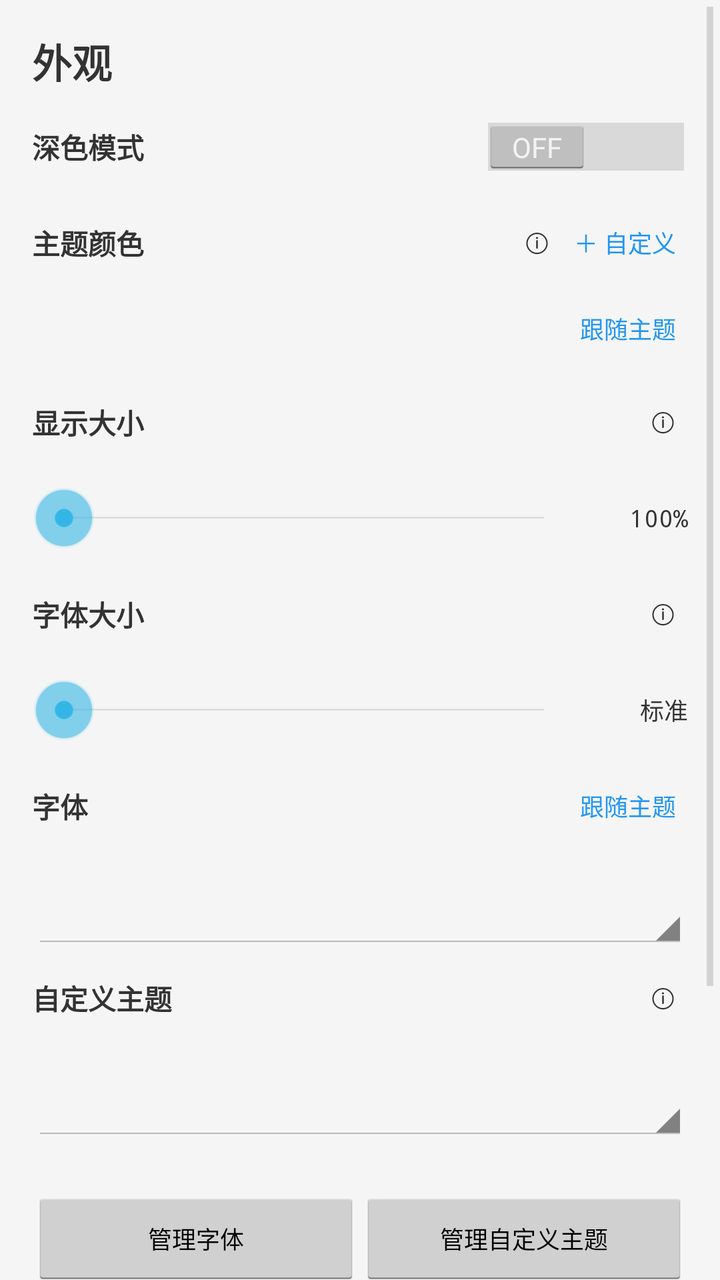
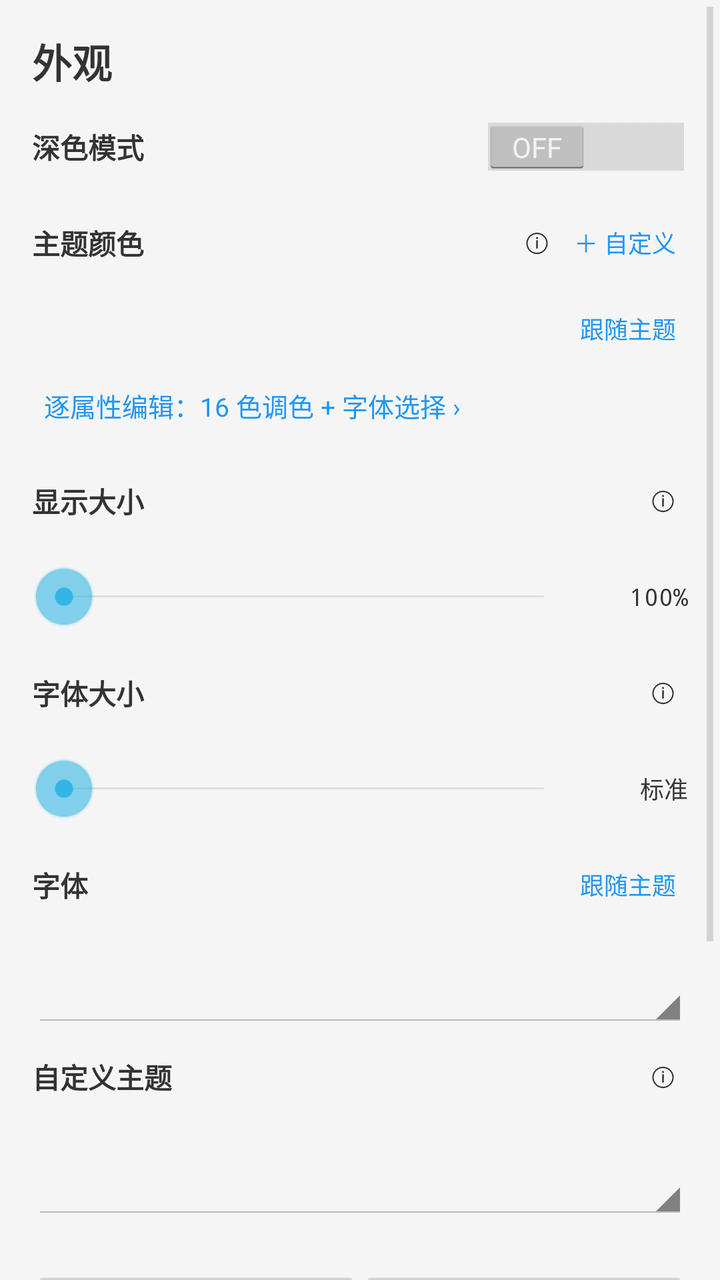

Screens rendered from an Android XML layout before and after an edit, with the pre-edit source and the edit as a unified diff.
<!-- AndroidManifest.xml: application theme AppTheme -->
<!-- res/layout/activity_appearance.xml -->
<?xml version="1.0" encoding="utf-8"?>
<ScrollView xmlns:android="http://schemas.android.com/apk/res/android"
    android:layout_width="match_parent"
    android:layout_height="match_parent"
    android:background="@color/background"
    android:fillViewport="true">

    <LinearLayout
        android:orientation="vertical"
        android:layout_width="match_parent"
        android:layout_height="wrap_content"
        android:padding="16dp">

        <TextView
            android:id="@+id/appearance_title"
            android:textSize="20sp"
            android:textStyle="bold"
            android:textColor="@color/text_primary"
            android:layout_width="match_parent"
            android:layout_height="wrap_content"
            android:layout_marginBottom="4dp"
            android:text="外观" />

        
        <TextView
            android:id="@+id/appearance_status"
            android:textSize="12sp"
            android:textColor="#E67E22"
            android:layout_width="match_parent"
            android:layout_height="wrap_content"
            android:layout_marginBottom="8dp"
            android:visibility="gone"
            android:text="" />

        
        <LinearLayout
            android:orientation="horizontal"
            android:gravity="center_vertical"
            android:layout_width="match_parent"
            android:layout_height="wrap_content"
            android:minHeight="48dp">
            <TextView
                android:textSize="14sp"
                android:textStyle="bold"
                android:textColor="@color/text_primary"
                android:layout_width="0dp"
                android:layout_height="wrap_content"
                android:layout_weight="1"
                android:text="深色模式" />
            <Switch
                android:id="@+id/dark_switch"
                android:layout_width="wrap_content"
                android:layout_height="wrap_content" />
        </LinearLayout>

        
        <LinearLayout
            android:orientation="horizontal"
            android:gravity="center_vertical"
            android:layout_width="match_parent"
            android:layout_height="wrap_content"
            android:minHeight="48dp">
            <TextView
                android:textSize="14sp"
                android:textStyle="bold"
                android:textColor="@color/text_primary"
                android:layout_width="0dp"
                android:layout_height="wrap_content"
                android:layout_weight="1"
                android:text="主题颜色" />
            <TextView
                android:id="@+id/color_info"
                android:textSize="13sp"
                android:clickable="true"
                android:background="?android:attr/selectableItemBackground"
                android:padding="6dp"
                android:layout_width="wrap_content"
                android:layout_height="wrap_content"
                android:tag="主题颜色会作为主色应用到 ActionBar 与消息界面。自定义取色可指定任意颜色；选中内置色或自定义色都会记为「显式覆盖」，优先于主题默认值。"
                android:text="ⓘ" />
            <TextView
                android:id="@+id/color_custom"
                android:textSize="12sp"
                android:textColor="@color/primary"
                android:clickable="true"
                android:background="?android:attr/selectableItemBackground"
                android:padding="6dp"
                android:singleLine="true"
                android:layout_width="wrap_content"
                android:layout_height="wrap_content"
                android:text="＋ 自定义" />
        </LinearLayout>

        <LinearLayout
            android:id="@+id/color_grid"
            android:orientation="vertical"
            android:layout_width="match_parent"
            android:layout_height="wrap_content"
            android:layout_marginBottom="4dp" />

        <LinearLayout
            android:orientation="horizontal"
            android:gravity="center_vertical"
            android:layout_width="match_parent"
            android:layout_height="wrap_content"
            android:layout_marginBottom="8dp">
            <TextView
                android:id="@+id/color_selected"
                android:textSize="12sp"
                android:textColor="@color/text_secondary"
                android:layout_width="0dp"
                android:layout_height="wrap_content"
                android:layout_weight="1"
                android:singleLine="true"
                android:ellipsize="end"
                android:text="" />
            <TextView
                android:id="@+id/color_follow"
                android:textSize="12sp"
                android:textColor="@color/primary"
                android:clickable="true"
                android:background="?android:attr/selectableItemBackground"
                android:padding="6dp"
                android:singleLine="true"
                android:layout_width="wrap_content"
                android:layout_height="wrap_content"
                android:text="跟随主题" />
        </LinearLayout>

        
        <LinearLayout
            android:orientation="horizontal"
            android:gravity="center_vertical"
            android:layout_width="match_parent"
            android:layout_height="wrap_content"
            android:minHeight="48dp">
            <TextView
                android:textSize="14sp"
                android:textStyle="bold"
                android:textColor="@color/text_primary"
                android:layout_width="0dp"
                android:layout_height="wrap_content"
                android:layout_weight="1"
                android:text="显示大小" />
            <TextView
                android:id="@+id/scale_info"
                android:textSize="13sp"
                android:clickable="true"
                android:background="?android:attr/selectableItemBackground"
                android:padding="6dp"
                android:layout_width="wrap_content"
                android:layout_height="wrap_content"
                android:tag="只缩放文字，不改变按钮与布局尺寸。50%~250% 是给移植到其他 DPI 设备用的适配旋钮，本设备已按屏幕适配，默认 100% 无需修改。主题不覆盖此项。"
                android:text="ⓘ" />
        </LinearLayout>

        <LinearLayout
            android:orientation="horizontal"
            android:gravity="center_vertical"
            android:layout_width="match_parent"
            android:layout_height="wrap_content"
            android:minHeight="48dp">
            <SeekBar
                android:id="@+id/scale_seek"
                android:layout_width="0dp"
                android:layout_height="wrap_content"
                android:layout_weight="1"
                android:max="200" />
            <TextView
                android:id="@+id/scale_value"
                android:textSize="12sp"
                android:textColor="@color/text_primary"
                android:gravity="right"
                android:typeface="monospace"
                android:singleLine="true"
                android:layout_width="56dp"
                android:layout_height="wrap_content"
                android:text="100%" />
        </LinearLayout>

        <TextView
            android:id="@+id/scale_warning"
            android:textSize="12sp"
            android:textColor="#C62828"
            android:layout_width="match_parent"
            android:layout_height="wrap_content"
            android:visibility="gone"
            android:text="当前倍率下部分长文字会换行或省略" />

        <Button
            android:id="@+id/scale_preview"
            android:textSize="12sp"
            android:layout_width="match_parent"
            android:layout_height="wrap_content"
            android:visibility="gone"
            android:text="预览效果" />

        
        <LinearLayout
            android:orientation="horizontal"
            android:gravity="center_vertical"
            android:layout_width="match_parent"
            android:layout_height="wrap_content"
            android:minHeight="48dp">
            <TextView
                android:textSize="14sp"
                android:textStyle="bold"
                android:textColor="@color/text_primary"
                android:layout_width="0dp"
                android:layout_height="wrap_content"
                android:layout_weight="1"
                android:text="字体大小" />
            <TextView
                android:id="@+id/font_size_info"
                android:textSize="13sp"
                android:clickable="true"
                android:background="?android:attr/selectableItemBackground"
                android:padding="6dp"
                android:layout_width="wrap_content"
                android:layout_height="wrap_content"
                android:tag="界面文字的 5 档微调，独立于「显示大小」。显示大小是整体倍率，字体大小是在此基础上再叠加的档位；两者都只作用于原生界面文字，消息页文字只跟随显示大小。"
                android:text="ⓘ" />
        </LinearLayout>

        <LinearLayout
            android:orientation="horizontal"
            android:gravity="center_vertical"
            android:layout_width="match_parent"
            android:layout_height="wrap_content"
            android:minHeight="48dp">
            <SeekBar
                android:id="@+id/font_step_seek"
                android:layout_width="0dp"
                android:layout_height="wrap_content"
                android:layout_weight="1"
                android:max="4" />
            <TextView
                android:id="@+id/font_step_value"
                android:textSize="12sp"
                android:textColor="@color/text_primary"
                android:gravity="right"
                android:singleLine="true"
                android:layout_width="56dp"
                android:layout_height="wrap_content"
                android:text="标准" />
        </LinearLayout>

        
        <LinearLayout
            android:orientation="horizontal"
            android:gravity="center_vertical"
            android:layout_width="match_parent"
            android:layout_height="wrap_content"
            android:minHeight="48dp">
            <TextView
                android:textSize="14sp"
                android:textStyle="bold"
                android:textColor="@color/text_primary"
                android:layout_width="0dp"
                android:layout_height="wrap_content"
                android:layout_weight="1"
                android:text="字体" />
            <TextView
                android:id="@+id/font_follow"
                android:textSize="12sp"
                android:textColor="@color/primary"
                android:clickable="true"
                android:background="?android:attr/selectableItemBackground"
                android:padding="6dp"
                android:singleLine="true"
                android:layout_width="wrap_content"
                android:layout_height="wrap_content"
                android:text="跟随主题" />
        </LinearLayout>

        <Spinner
            android:id="@+id/font_spinner"
            android:layout_width="match_parent"
            android:layout_height="wrap_content"
            android:minHeight="48dp" />

        
        <LinearLayout
            android:orientation="horizontal"
            android:gravity="center_vertical"
            android:layout_width="match_parent"
            android:layout_height="wrap_content"
            android:minHeight="48dp">
            <TextView
                android:textSize="14sp"
                android:textStyle="bold"
                android:textColor="@color/text_primary"
                android:layout_width="0dp"
                android:layout_height="wrap_content"
                android:layout_weight="1"
                android:text="自定义主题" />
            <TextView
                android:id="@+id/theme_info"
                android:textSize="13sp"
                android:clickable="true"
                android:background="?android:attr/selectableItemBackground"
                android:padding="6dp"
                android:layout_width="wrap_content"
                android:layout_height="wrap_content"
                android:tag="覆盖优先级：你手动改过的项 大于 自定义主题 大于 内置默认。选中主题只重置「跟随主题」的项，已手动改过的项会保留。每项旁的「跟随主题」可单项清除覆盖。"
                android:text="ⓘ" />
        </LinearLayout>

        <Spinner
            android:id="@+id/theme_spinner"
            android:layout_width="match_parent"
            android:layout_height="wrap_content"
            android:minHeight="48dp" />

        <TextView
            android:id="@+id/theme_meta"
            android:textSize="12sp"
            android:textColor="@color/text_secondary"
            android:layout_width="match_parent"
            android:layout_height="wrap_content"
            android:singleLine="true"
            android:ellipsize="end"
            android:text="" />

        <TextView
            android:id="@+id/theme_font_missing"
            android:textSize="12sp"
            android:textColor="#B26A00"
            android:layout_width="match_parent"
            android:layout_height="wrap_content"
            android:visibility="gone"
            android:text="字体缺失" />

        
        <LinearLayout
            android:orientation="horizontal"
            android:layout_width="match_parent"
            android:layout_height="wrap_content"
            android:layout_marginTop="8dp">
            <Button
                android:id="@+id/manage_fonts"
                android:textSize="12sp"
                android:singleLine="true"
                android:ellipsize="end"
                android:minWidth="0dp"
                android:padding="4dp"
                android:layout_width="0dp"
                android:layout_height="wrap_content"
                android:layout_weight="1"
                android:text="管理字体" />
            <Button
                android:id="@+id/manage_themes"
                android:textSize="12sp"
                android:singleLine="true"
                android:ellipsize="end"
                android:minWidth="0dp"
                android:padding="4dp"
                android:layout_width="0dp"
                android:layout_height="wrap_content"
                android:layout_weight="1"
                android:text="管理自定义主题" />
        </LinearLayout>

        <Button
            android:id="@+id/follow_all"
            android:textSize="12sp"
            android:layout_width="match_parent"
            android:layout_height="wrap_content"
            android:layout_marginTop="4dp"
            android:text="全部跟随主题" />

        <TextView
            android:id="@+id/save_info"
            android:textSize="12sp"
            android:textColor="@color/primary"
            android:clickable="true"
            android:background="?android:attr/selectableItemBackground"
            android:padding="6dp"
            android:layout_width="wrap_content"
            android:layout_height="wrap_content"
            android:tag="临时保存只在本次运行生效，应用被杀或重启后自动回到上次永久保存的外观；永久保存会写入配置文件，重启后仍然保留。两者都不删除已导入的字体与主题文件；重置只回到内置默认，仍需点永久保存才写盘。"
            android:text="ⓘ 临时与永久保存的区别" />

        
        <LinearLayout
            android:orientation="horizontal"
            android:layout_width="match_parent"
            android:layout_height="wrap_content"
            android:layout_marginTop="12dp"
            android:layout_marginBottom="24dp">
            <Button
                android:id="@+id/btn_reset"
                android:textSize="12sp"
                android:singleLine="true"
                android:ellipsize="end"
                android:minWidth="0dp"
                android:padding="4dp"
                android:layout_width="0dp"
                android:layout_height="wrap_content"
                android:layout_weight="1"
                android:text="重置" />
            <Button
                android:id="@+id/btn_temp"
                android:textSize="12sp"
                android:singleLine="true"
                android:ellipsize="end"
                android:minWidth="0dp"
                android:padding="4dp"
                android:layout_width="0dp"
                android:layout_height="wrap_content"
                android:layout_weight="1"
                android:text="临时保存" />
            <Button
                android:id="@+id/btn_permanent"
                android:textSize="12sp"
                android:textStyle="bold"
                android:singleLine="true"
                android:ellipsize="end"
                android:minWidth="0dp"
                android:padding="4dp"
                android:layout_width="0dp"
                android:layout_height="wrap_content"
                android:layout_weight="1"
                android:text="永久保存" />
        </LinearLayout>

    </LinearLayout>
</ScrollView>
<!-- resources referenced by this layout -->
<resources>
  <color name="background">#f5f5f5</color>
  <color name="primary">#2196f3</color>
  <color name="text_primary">#333333</color>
  <color name="text_secondary">#666666</color>
  <style name="AppTheme" parent="@android:style/Theme.Holo.Light">
          <item name="android:windowBackground">@color/background</item>
          <item name="android:actionBarStyle">@style/ActionBarStyle</item>
      </style>
  <style name="ActionBarStyle" parent="@android:style/Widget.Holo.Light.ActionBar">
          <item name="android:background">@color/primary</item>
      </style>
</resources>

<!-- the commit's change to res/layout/activity_appearance.xml (unified diff, before → after) -->
@@ -128,6 +128,19 @@
         </LinearLayout>
 
         
+        <TextView
+            android:id="@+id/attr_edit"
+            android:textSize="13sp"
+            android:textColor="@color/primary"
+            android:clickable="true"
+            android:background="?android:attr/selectableItemBackground"
+            android:padding="6dp"
+            android:layout_width="match_parent"
+            android:layout_height="wrap_content"
+            android:layout_marginBottom="8dp"
+            android:text="逐属性编辑：16 色调色 + 字体选择 ›" />
+
+        
         <LinearLayout
             android:orientation="horizontal"
             android:gravity="center_vertical"
